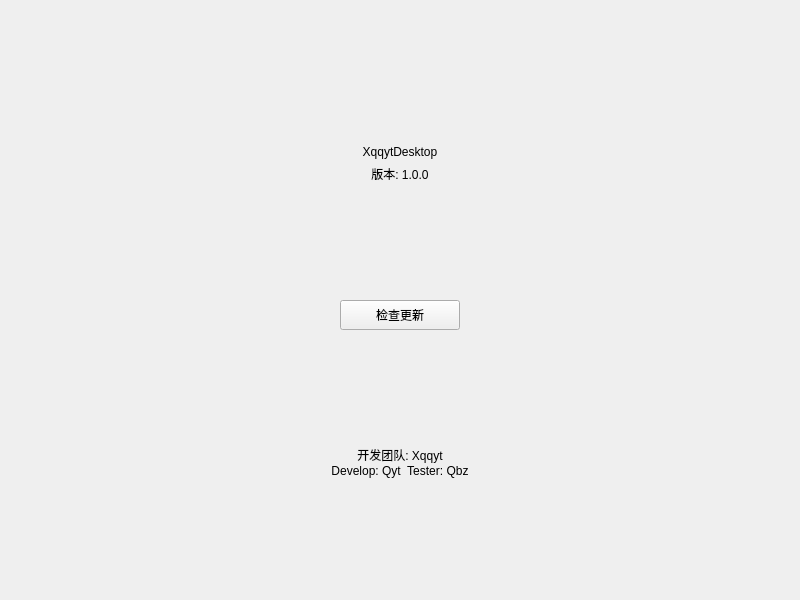
First picture: the form in UI/SettingsWidget/ItemWidget/AboutWidget/AboutWidget.ui, repository XQQYT/XqqytDesktop, before the edit.
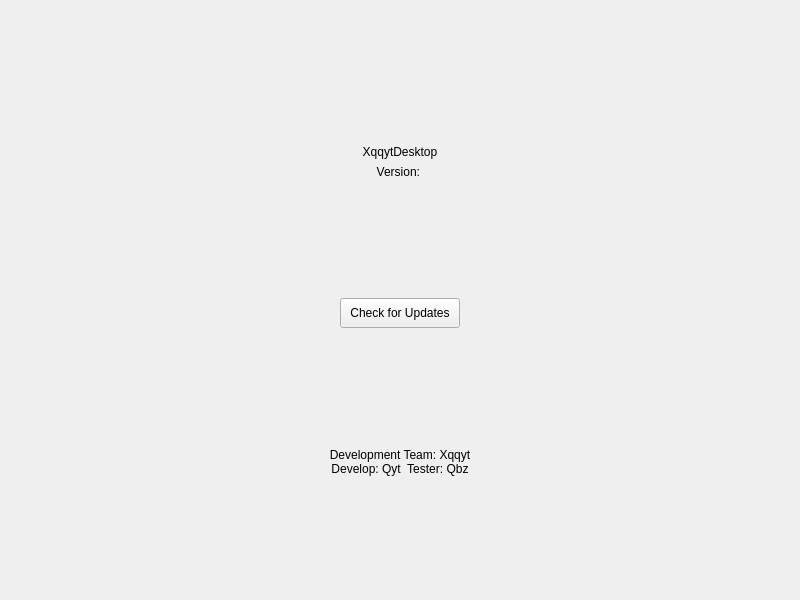
Second picture: the form after the edit.

Diff of the .ui file:
```diff
--- a/UI/SettingsWidget/ItemWidget/AboutWidget/AboutWidget.ui
+++ b/UI/SettingsWidget/ItemWidget/AboutWidget/AboutWidget.ui
@@ -85,7 +85,7 @@
    <item>
     <widget class="QLabel" name="label_version">
      <property name="text">
-      <string>版本: 1.0.0</string>
+      <string>Version: </string>
      </property>
      <property name="alignment">
       <set>Qt::AlignCenter</set>
@@ -129,7 +129,7 @@
         </size>
        </property>
        <property name="text">
-        <string>检查更新</string>
+        <string>Check for Updates</string>
        </property>
       </widget>
      </item>
@@ -164,7 +164,7 @@
    <item>
     <widget class="QLabel" name="label_team">
      <property name="text">
-      <string>开发团队: Xqqyt
+      <string>Development Team: Xqqyt
 Develop: Qyt  Tester: Qbz</string>
      </property>
      <property name="alignment">
```
Left out of the diff: 2 changed lines with no effect on the pictures.
